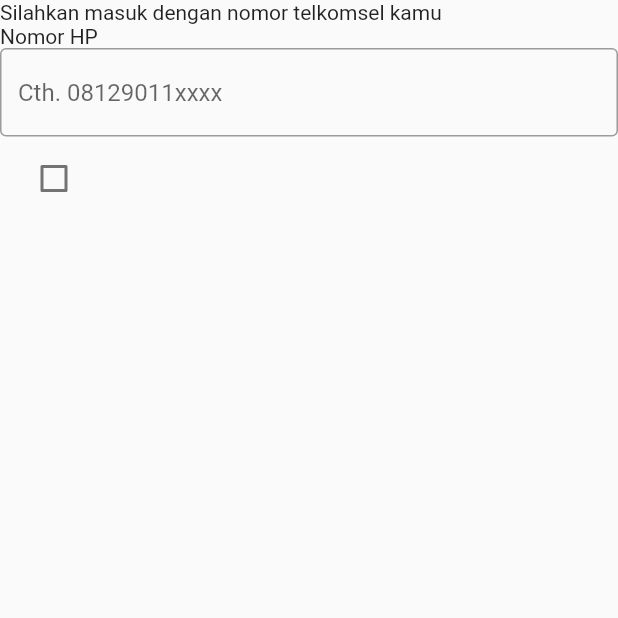
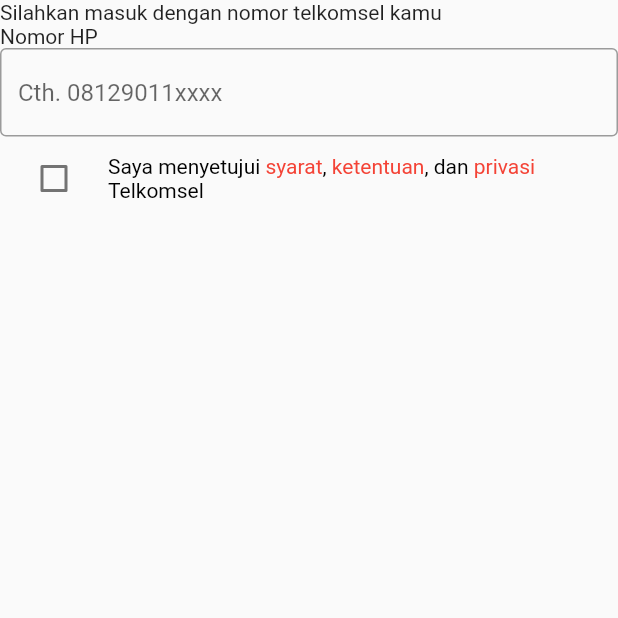
Before and after one commit to Chlunidia/AppSel, a Flutter app: the LoginView screen opened by its route, on a phone screen of 412 x 824 dp, the top half of it. Run offline on Flutter 3.47's test engine with Material 2 defaults, Android fonts, the phone set to English and light mode, and no system bars; our stand-ins replace get.

Commit message:
Menambahkan teks pada Checkbox

```diff
--- a/lib/app/modules/login/views/login_view.dart
+++ b/lib/app/modules/login/views/login_view.dart
@@ -21,6 +21,48 @@ class LoginView extends GetView<LoginController> {
             value: false,
             onChanged: (value) {},
             controlAffinity: ListTileControlAffinity.leading,
+            title: RichText(
+              text: const TextSpan(
+                text: "Saya menyetujui ",
+                style: TextStyle(color: Colors.black),
+                children: [
+                  TextSpan(
+                    text: "syarat",
+                    style: TextStyle(color: Colors.red),
+                    children: [
+                      TextSpan(
+                        text: ",",
+                        style: TextStyle(color: Colors.black),
+                        children: [
+                          TextSpan(
+                            text: " ketentuan",
+                            style: TextStyle(color: Colors.red),
+                            children: [
+                              TextSpan(
+                                text: ", dan ",
+                                style: TextStyle(color: Colors.black),
+                                children: [
+                                  TextSpan(
+                                    text: "privasi ",
+                                    style: TextStyle(color: Colors.red),
+                                    children: [
+                                      TextSpan(
+                                        text: "Telkomsel",
+                                        style: TextStyle(color: Colors.black),
+                                      ),
+                                    ],
+                                  ),
+                                ],
+                              ),
+                            ],
+                          ),
+                        ],
+                      ),
+                    ],
+                  ),
+                ],
+              ),
+            ),
           ),
         ],
       ),
```
